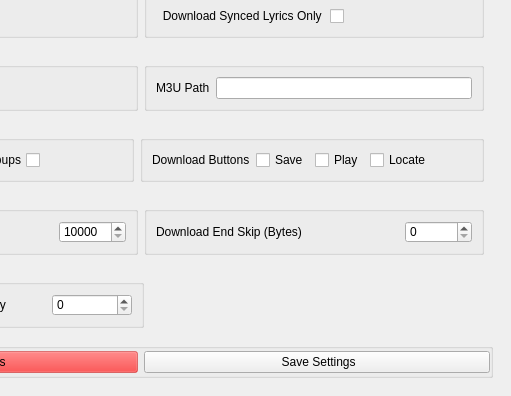
Old version of the form src/onthespot/gui/qtui/main.ui in the repository moddroid94/onthespot; both pictures show x 229 to 740 and y 135 to 531 of the 740 by 531 pixel window.
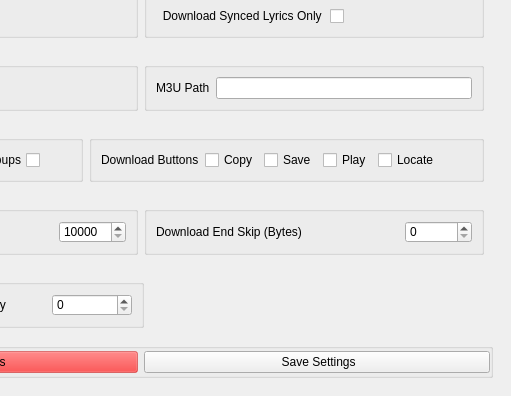
New version of the form. The open tabs and pages were chosen to show the change. Icons and pictures are not drawn.

Commit message: Add copy link button

What changed in the file:
```diff
--- a/src/onthespot/gui/qtui/main.ui
+++ b/src/onthespot/gui/qtui/main.ui
@@ -1305,6 +1305,13 @@
                    </property>
                   </widget>
                  </item>
+                 <item>
+                  <widget class="QCheckBox" name="inp_download_copy_btn">
+                   <property name="text">
+                    <string>Copy</string>
+                   </property>
+                  </widget>
+                 </item>
                  <item>
                   <widget class="QCheckBox" name="inp_download_save_btn">
                    <property name="text">
```
The commit also changes 4 other files.
